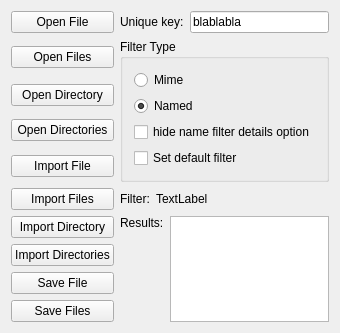
Old version of the form libs/widgets/KoFileDialogTester.ui in the repository KDE/krita.
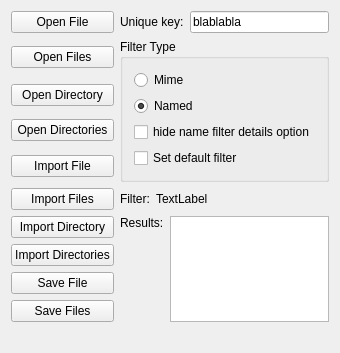
New version of the form.

Commit message: non-kde file dialogs seem to work properly now

What changed in the file:
```diff
--- a/libs/widgets/KoFileDialogTester.ui
+++ b/libs/widgets/KoFileDialogTester.ui
@@ -6,8 +6,8 @@
    <rect>
     <x>0</x>
     <y>0</y>
-    <width>332</width>
-    <height>282</height>
+    <width>328</width>
+    <height>327</height>
    </rect>
   </property>
   <property name="windowTitle">
@@ -86,19 +86,6 @@
      </layout>
     </widget>
    </item>
-   <item row="1" column="2">
-    <spacer name="horizontalSpacer">
-     <property name="orientation">
-      <enum>Qt::Horizontal</enum>
-     </property>
-     <property name="sizeHint" stdset="0">
-      <size>
-       <width>40</width>
-       <height>20</height>
-      </size>
-     </property>
-    </spacer>
-   </item>
    <item row="2" column="0">
     <widget class="QPushButton" name="bnOpenDirectory">
      <property name="text">
@@ -227,6 +214,13 @@
      </property>
     </spacer>
    </item>
+   <item row="11" column="1">
+    <widget class="QLabel" name="lblMime">
+     <property name="text">
+      <string/>
+     </property>
+    </widget>
+   </item>
   </layout>
   <zorder>bnImportDirectories</zorder>
   <zorder>bnOpenDirectories</zorder>
```
Left out of the diff: 3 changed lines with no effect on the pictures. The commit also changes 4 other files.
